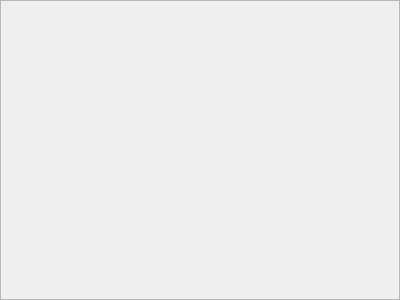
Above: ArchiveManager/src/jnwj/createjnwjfrm.ui from shufameng/ArchiveManager before the change. Below: the same form after it.
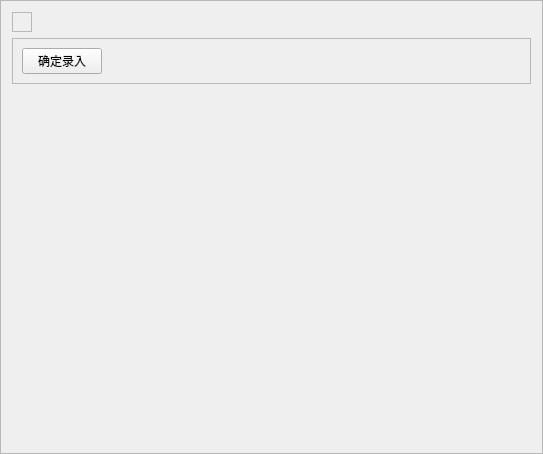
That is the form after the change.

```diff
--- a/ArchiveManager/src/jnwj/createjnwjfrm.ui
+++ b/ArchiveManager/src/jnwj/createjnwjfrm.ui
@@ -9,8 +9,8 @@
    <rect>
     <x>0</x>
     <y>0</y>
-    <width>400</width>
-    <height>300</height>
+    <width>543</width>
+    <height>454</height>
    </rect>
   </property>
   <property name="frameShape">
@@ -19,5 +19,81 @@
   <property name="windowTitle">
    <string>Frame</string>
   </property>
+  <property name="frameShape">
+   <enum>QFrame::StyledPanel</enum>
+  </property>
+  <property name="frameShadow">
+   <enum>QFrame::Raised</enum>
+  </property>
+  <layout class="QGridLayout" name="gridLayout_2">
+   <item row="0" column="0">
+    <widget class="QFrame" name="frame_details">
+     <property name="frameShape">
+      <enum>QFrame::StyledPanel</enum>
+     </property>
+     <property name="frameShadow">
+      <enum>QFrame::Raised</enum>
+     </property>
+    </widget>
+   </item>
+   <item row="0" column="1">
+    <spacer name="horizontalSpacer_2">
+     <property name="orientation">
+      <enum>Qt::Horizontal</enum>
+     </property>
+     <property name="sizeHint" stdset="0">
+      <size>
+       <width>491</width>
+       <height>20</height>
+      </size>
+     </property>
+    </spacer>
+   </item>
+   <item row="1" column="0" colspan="2">
+    <widget class="QFrame" name="frame_2">
+     <property name="frameShape">
+      <enum>QFrame::StyledPanel</enum>
+     </property>
+     <property name="frameShadow">
+      <enum>QFrame::Raised</enum>
+     </property>
+     <layout class="QGridLayout" name="gridLayout">
+      <item row="0" column="1">
+       <spacer name="horizontalSpacer">
+        <property name="orientation">
+         <enum>Qt::Horizontal</enum>
+        </property>
+        <property name="sizeHint" stdset="0">
+         <size>
+          <width>394</width>
+          <height>20</height>
+         </size>
+        </property>
+       </spacer>
+      </item>
+      <item row="0" column="0">
+       <widget class="QPushButton" name="pushButton_create">
+        <property name="text">
+         <string>确定录入</string>
+        </property>
+       </widget>
+      </item>
+     </layout>
+    </widget>
+   </item>
+   <item row="2" column="0">
+    <spacer name="verticalSpacer">
+     <property name="orientation">
+      <enum>Qt::Vertical</enum>
+     </property>
+     <property name="sizeHint" stdset="0">
+      <size>
+       <width>20</width>
+       <height>356</height>
+      </size>
+     </property>
+    </spacer>
+   </item>
+  </layout>
  </widget>
 </ui>
```
Left out of the diff: 12 changed lines with no effect on the pictures.
